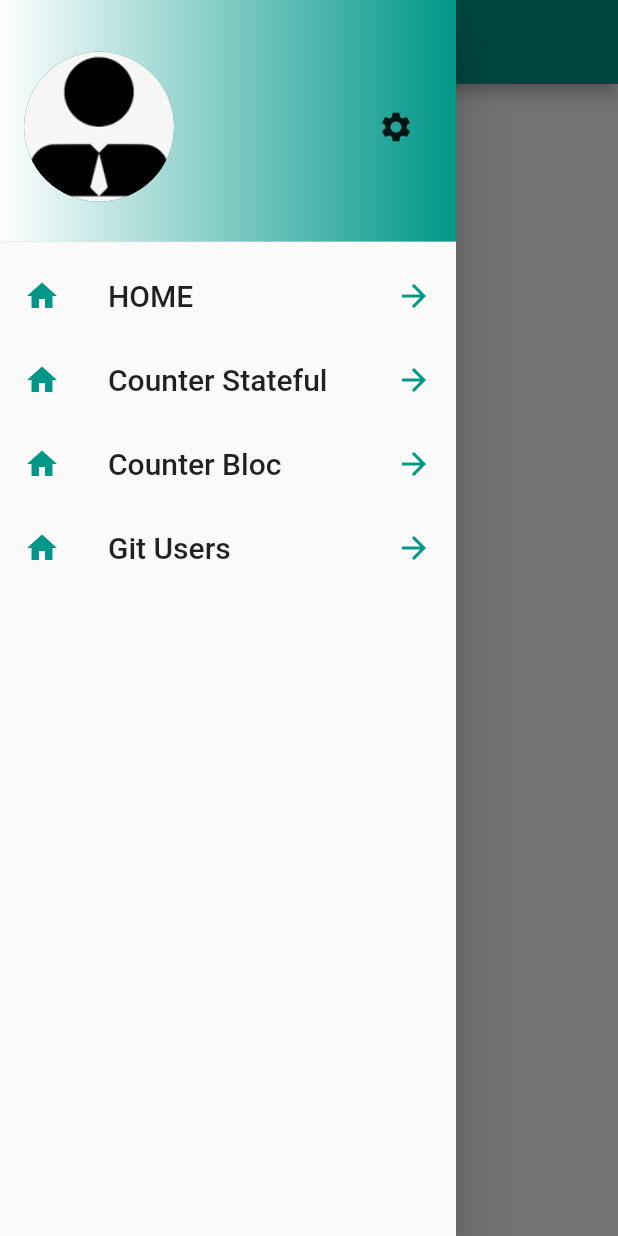
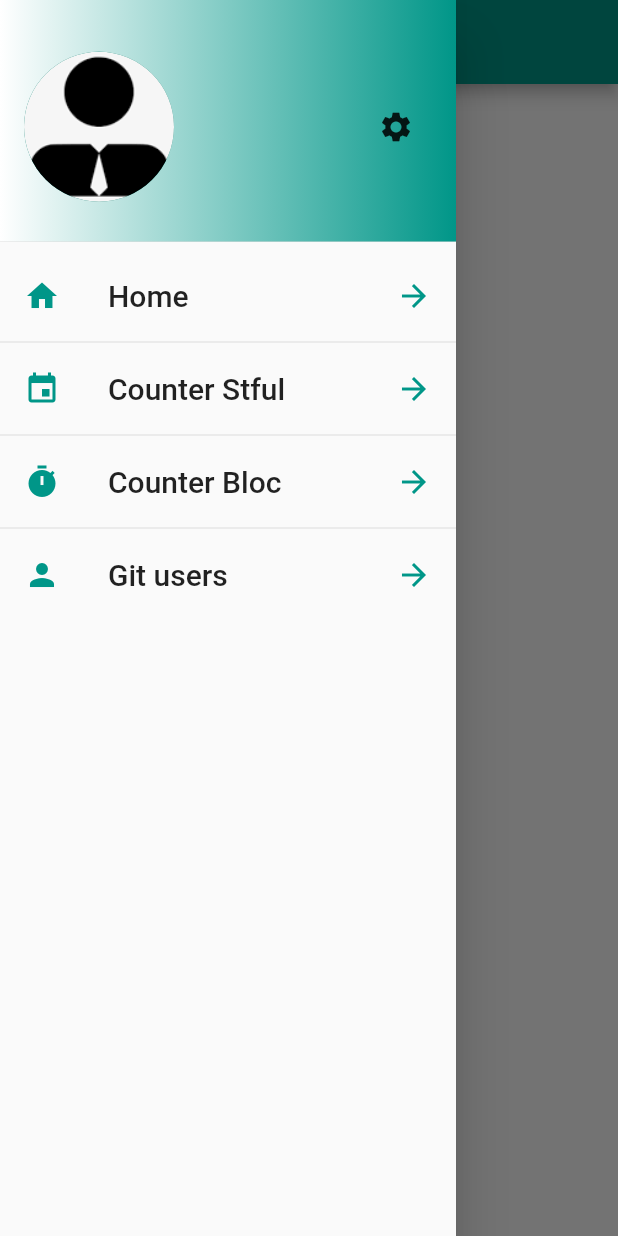
Before and after one commit to Junior300895/practices_app, a Flutter app: the screen it shows after launch, with the side drawer open, on a phone screen of 412 x 824 dp. Run offline on Flutter 3.47's test engine with Material 2 defaults, Android fonts, the phone set to English and light mode, and no system bars.

Commit message:
add drawer advanced with listview separated

```diff
--- a/lib/ui/widget/main.drawer.widget.dart
+++ b/lib/ui/widget/main.drawer.widget.dart
@@ -11,25 +11,25 @@ class MainDrawer extends StatelessWidget {
       {
         "title": "Home",
         "route": "/",
-        "leadindIcon": Icons.home,
+        "leadingIcon": Icons.home,
         "trailingIcon": Icons.arrow_forward
       },
       {
         "title": "Counter Stful",
-        "route": "/",
-        "leadindIcon": Icons.event,
+        "route": "/counter1",
+        "leadingIcon": Icons.event,
         "trailingIcon": Icons.arrow_forward
       },
       {
         "title": "Counter Bloc",
-        "route": "/",
-        "leadindIcon": Icons.timer,
+        "route": "/counter2",
+        "leadingIcon": Icons.timer,
         "trailingIcon": Icons.arrow_forward
       },
       {
         "title": "Git users",
-        "route": "/",
-        "leadindIcon": Icons.person,
+        "route": "/users",
+        "leadingIcon": Icons.person,
         "trailingIcon": Icons.arrow_forward
       },
     ];
@@ -39,47 +39,23 @@ class MainDrawer extends StatelessWidget {
         children: [
           const MainDrawerHeader(),
           Expanded(
-            child: ListView(
-              children: [
-                DrawerItem(
-                  title: "HOME",
-                  leadingIcon: Icons.home,
-                  trailingIcon: Icons.arrow_forward,
-                  onAction: () {
-                    Navigator.pop(context);
-                    Navigator.pushNamed(context, "/");
+              child: ListView.separated(
+                  itemBuilder: (context, index) {
+                    return DrawerItem(
+                        title: menus[index]["title"],
+                        leadingIcon: menus[index]["leadingIcon"],
+                        trailingIcon: menus[index]["trailingIcon"],
+                        onAction: () {
+                          Navigator.pop(context);
+                          Navigator.pushNamed(context, menus[index]["route"]);
+                        });
                   },
-                ),
-                DrawerItem(
-                  title: "Counter Stateful",
-                  leadingIcon: Icons.home,
-                  trailingIcon: Icons.arrow_forward,
-                  onAction: () {
-                    Navigator.pop(context);
-                    Navigator.pushNamed(context, "/counter1");
+                  separatorBuilder: (context, index) {
+                    return const Divider(
+                      height: 6,
+                    );
                   },
-                ),
-                DrawerItem(
-                  title: "Counter Bloc",
-                  leadingIcon: Icons.home,
-                  trailingIcon: Icons.arrow_forward,
-                  onAction: () {
-                    Navigator.pop(context);
-                    Navigator.pushNamed(context, "/counter2");
-                  },
-                ),
-                DrawerItem(
-                  title: "Git Users",
-                  leadingIcon: Icons.home,
-                  trailingIcon: Icons.arrow_forward,
-                  onAction: () {
-                    Navigator.pop(context);
-                    Navigator.pushNamed(context, "/users");
-                  },
-                )
-              ],
-            ),
-          )
+                  itemCount: menus.length))
         ],
       ),
     );
```
